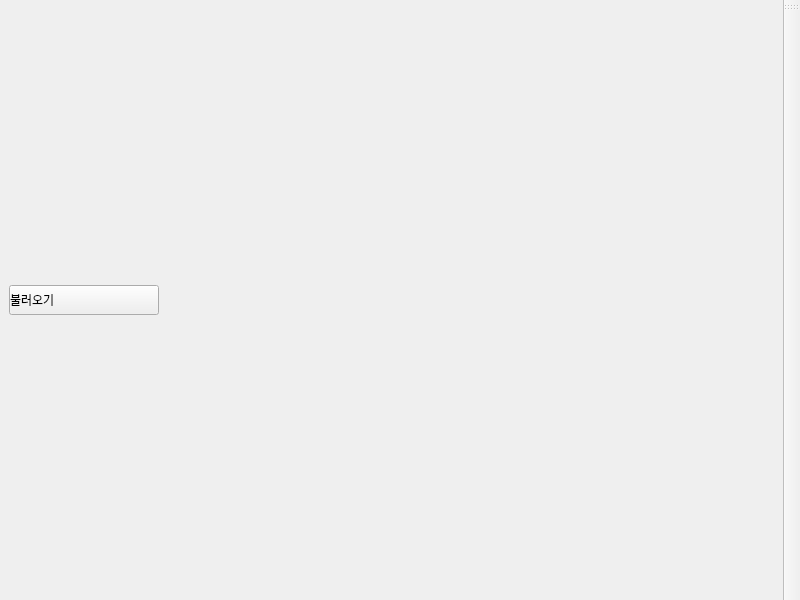
Old version of the form ui/main_window.ui in the repository Jhnn22/Qt_pdf_viewer.
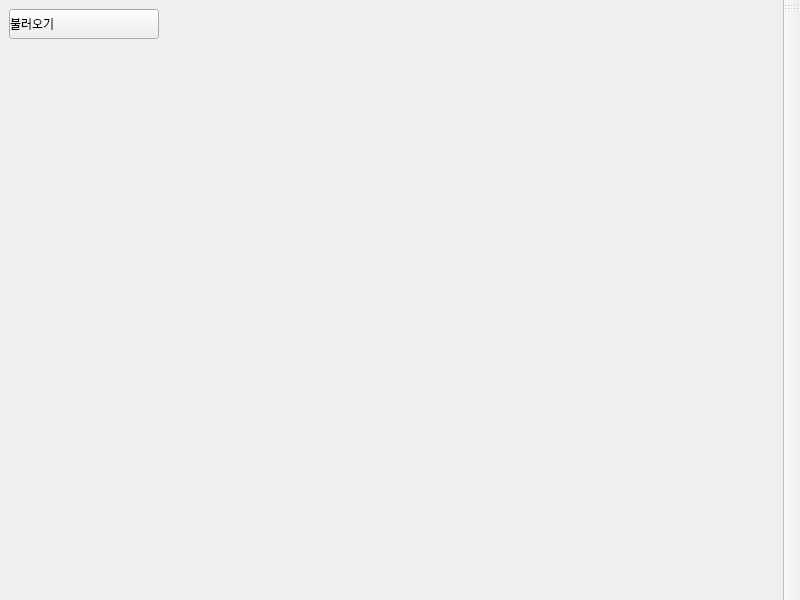
New version of the form.

What changed in the file:
```diff
--- a/ui/main_window.ui
+++ b/ui/main_window.ui
@@ -83,7 +83,7 @@
         <property name="bottomMargin">
          <number>0</number>
         </property>
-        <item>
+        <item alignment="Qt::AlignmentFlag::AlignTop">
          <widget class="QWidget" name="widget" native="true">
           <property name="styleSheet">
            <string notr="true"/>
@@ -105,6 +105,11 @@
             <number>0</number>
            </property>
            <item>
+            <layout class="QVBoxLayout" name="vertical_layout">
+             <property name="spacing">
+              <number>0</number>
+             </property>
+             <item alignment="Qt::AlignmentFlag::AlignTop">
             <widget class="QPushButton" name="load_push_button">
              <property name="sizePolicy">
               <sizepolicy hsizetype="Fixed" vsizetype="Fixed">
@@ -114,7 +119,7 @@
              </property>
              <property name="minimumSize">
               <size>
-               <width>150</width>
+                 <width>130</width>
                <height>30</height>
               </size>
              </property>
@@ -128,6 +133,8 @@
               <string>불러오기</string>
              </property>
             </widget>
+             </item>
+            </layout>
            </item>
           </layout>
          </widget>
```
Lines whose indentation alone changed are shown as unchanged.
